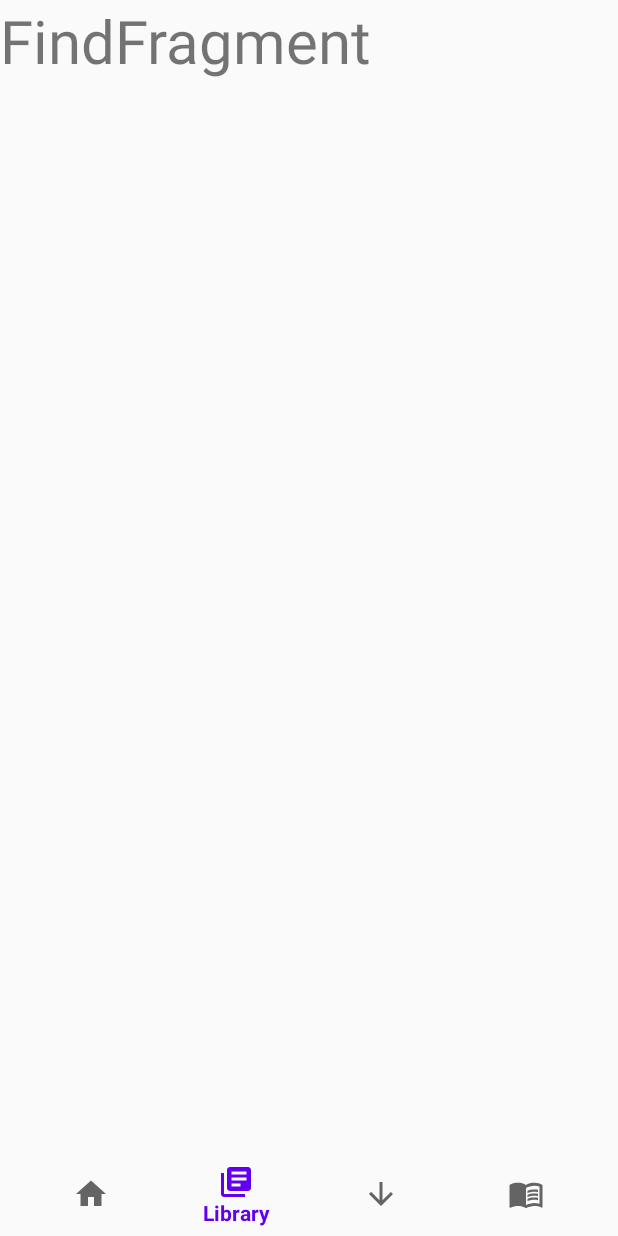
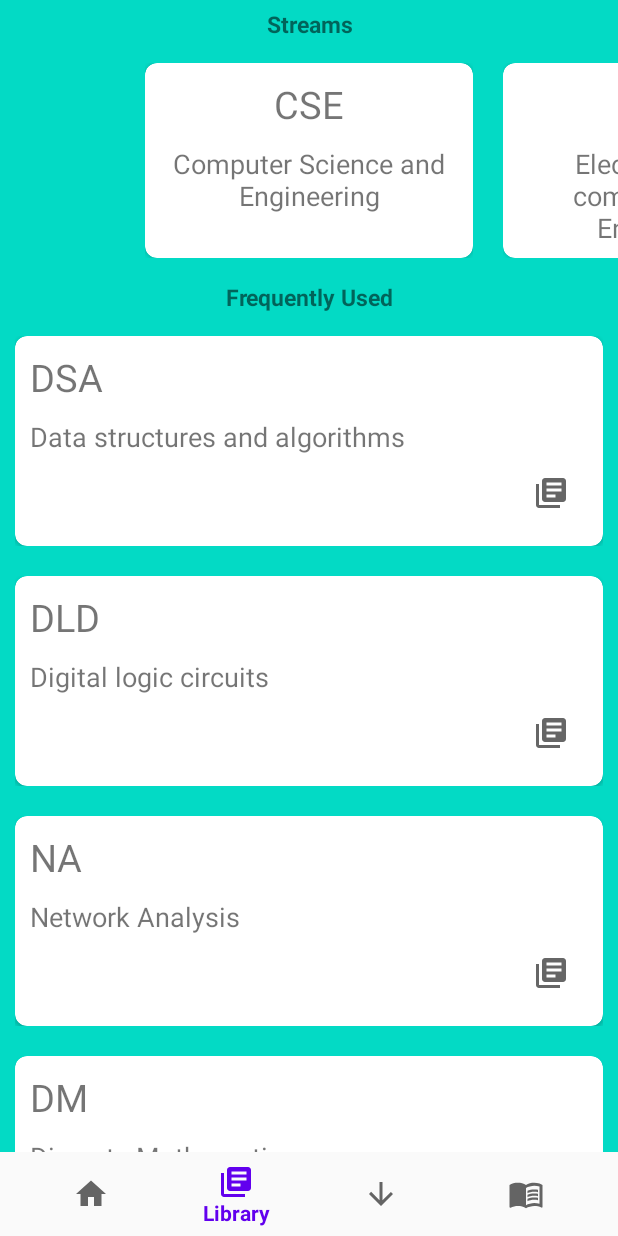
Before and after one commit to devNitw/libNitwStudent, an Android app: the MainActivity screen opened directly, with no data from a screen before it, item 2 of the bottom bar chosen, on a phone screen of 412 x 824 dp. Run offline under Robolectric (Android 15) with nearby library versions, the phone set to English and light mode, and no system bars.

Commit message:
library fragment completed

```diff
--- a/app/src/main/AndroidManifest.xml
+++ b/app/src/main/AndroidManifest.xml
@@ -16,5 +16,6 @@
                 <category android:name="android.intent.category.LAUNCHER" />
             </intent-filter>
         </activity>
+        <activity android:name=".Ui.MainActivity.Home.SyllabusCard" android:theme="@style/AppTheme.PopupCard"/>
     </application>
 </manifest>
--- a/app/src/main/java/com/example/librarynitwstudent/Adapters/Main/HomeRecyclerAdapter.java
+++ b/app/src/main/java/com/example/librarynitwstudent/Adapters/Main/HomeRecyclerAdapter.java
@@ -1,6 +1,7 @@
 package com.example.librarynitwstudent.Adapters.Main;
 
 import android.content.Context;
+import android.content.Intent;
 import android.view.LayoutInflater;
 import android.view.View;
 import android.view.ViewGroup;
@@ -14,6 +15,7 @@ import androidx.annotation.NonNull;
 import androidx.recyclerview.widget.RecyclerView;
 
 import com.example.librarynitwstudent.R;
+import com.example.librarynitwstudent.Ui.MainActivity.Home.SyllabusCard;
 import com.example.librarynitwstudent.models.Courses;
 
 import java.util.ArrayList;
@@ -52,7 +54,8 @@ public class HomeRecyclerAdapter extends RecyclerView.Adapter<RecyclerView.ViewH
         ((ViewHolder)holder).syllabus.setOnClickListener(new View.OnClickListener() {
             @Override
             public void onClick(View v) {
-                Toast.makeText(context,"Syllabus clicked",Toast.LENGTH_SHORT).show();
+                Intent i=new Intent(context, SyllabusCard.class);
+                context.startActivity(i);
             }
         });
     }
--- /dev/null
+++ b/app/src/main/java/com/example/librarynitwstudent/Adapters/Main/StreamViewPagerAdapter.java
@@ -0,0 +1,59 @@
+package com.example.librarynitwstudent.Adapters.Main;
+
+import android.content.Context;
+import android.view.LayoutInflater;
+import android.view.View;
+import android.view.ViewGroup;
+import android.widget.TextView;
+
+import androidx.annotation.NonNull;
+import androidx.viewpager.widget.PagerAdapter;
+
+import com.example.librarynitwstudent.R;
+import com.example.librarynitwstudent.models.Streams;
+
+import java.util.List;
+
+public class StreamViewPagerAdapter extends PagerAdapter {
+
+    private List<Streams> streams;
+    private LayoutInflater layoutInflater;
+    private Context context;
+
+    public StreamViewPagerAdapter(List<Streams> streams, Context context) {
+        this.streams = streams;
+        this.context = context;
+    }
+
+
+    @Override
+    public int getCount() {
+        return streams.size();
+    }
+
+    @Override
+    public boolean isViewFromObject(@NonNull View view, @NonNull Object object) {
+        return view.equals(object);
+    }
+
+    @NonNull
+    @Override
+    public Object instantiateItem(@NonNull ViewGroup container, int position) {
+        layoutInflater =LayoutInflater.from(context);
+        View view =layoutInflater.inflate(R.layout.stream_cards,container,false);
+        TextView Name=view.findViewById(R.id.StreamName);
+        TextView details=view.findViewById(R.id.StreamDetails);
+
+        Name.setText(streams.get(position).getStreamName());
+        details.setText(streams.get(position).getStreamDetail());
+
+        container.addView(view,0);
+        return view;
+    }
+
+    @Override
+    public void destroyItem(@NonNull ViewGroup container, int position, @NonNull Object object) {
+        container.removeView((View) object);
+    }
+
+}
--- a/app/src/main/java/com/example/librarynitwstudent/Ui/MainActivity/Home/HomeFragment.java
+++ b/app/src/main/java/com/example/librarynitwstudent/Ui/MainActivity/Home/HomeFragment.java
@@ -1,4 +1,4 @@
-package com.example.librarynitwstudent.Ui.MainActivity;
+package com.example.librarynitwstudent.Ui.MainActivity.Home;
 
 import android.os.Bundle;
 import android.view.LayoutInflater;
--- a/app/src/main/java/com/example/librarynitwstudent/Ui/MainActivity/Home/SyllabusCard.java
+++ b/app/src/main/java/com/example/librarynitwstudent/Ui/MainActivity/Home/SyllabusCard.java
@@ -1,4 +1,38 @@
 package com.example.librarynitwstudent.Ui.MainActivity.Home;
 
-public class SyllabusCard {
+import android.app.Activity;
+import android.content.Intent;
+import android.graphics.Color;
+import android.graphics.drawable.ColorDrawable;
+import android.os.Bundle;
+import android.util.DisplayMetrics;
+import android.view.Gravity;
+import android.view.WindowManager;
+
+import androidx.annotation.Nullable;
+
+import com.example.librarynitwstudent.R;
+
+public class SyllabusCard extends Activity {
+
+    @Override
+    protected void onCreate(@Nullable Bundle savedInstanceState) {
+        super.onCreate(savedInstanceState);
+        setContentView(R.layout.syllabus_card);
+        setLayout();
+    }
+    void setLayout(){
+        getWindow().setBackgroundDrawable(new ColorDrawable(Color.TRANSPARENT));
+        DisplayMetrics dm=new DisplayMetrics();
+        getWindowManager().getDefaultDisplay().getMetrics(dm);
+
+        int width=dm.widthPixels;
+        int height=dm.heightPixels;
+
+        WindowManager.LayoutParams wlp=getWindow().getAttributes();
+        getWindow().setAttributes(wlp);
+
+        getWindow().setLayout((int) (width*0.9),WindowManager.LayoutParams.WRAP_CONTENT);
+        getWindow().setGravity(Gravity.CENTER);
+    }
 }
--- a/app/src/main/java/com/example/librarynitwstudent/Ui/MainActivity/LibraryFragment.java
+++ b/app/src/main/java/com/example/librarynitwstudent/Ui/MainActivity/LibraryFragment.java
@@ -8,14 +8,68 @@ import android.view.ViewGroup;
 import androidx.annotation.NonNull;
 import androidx.annotation.Nullable;
 import androidx.fragment.app.Fragment;
+import androidx.lifecycle.Observer;
+import androidx.lifecycle.ViewModelProviders;
+import androidx.recyclerview.widget.LinearLayoutManager;
+import androidx.recyclerview.widget.RecyclerView;
+import androidx.viewpager.widget.ViewPager;
 
+import com.example.librarynitwstudent.Adapters.Main.HomeRecyclerAdapter;
+import com.example.librarynitwstudent.Adapters.Main.StreamViewPagerAdapter;
 import com.example.librarynitwstudent.R;
+import com.example.librarynitwstudent.models.Courses;
+import com.example.librarynitwstudent.models.Streams;
+import com.example.librarynitwstudent.viewModels.HomeFragmentViewModel;
+
+import java.util.ArrayList;
+import java.util.List;
 
 public class LibraryFragment extends Fragment {
+
+    ViewPager viewPager;
+    StreamViewPagerAdapter adapter;
+    List<Streams> data;
+    private RecyclerView recyclerView;
+    private HomeFragmentViewModel frequentlyUsedViewModel;
+    private HomeRecyclerAdapter recyclerAdapter;
+
     @Nullable
     @Override
     public View onCreateView(@NonNull LayoutInflater inflater, @Nullable ViewGroup container, @Nullable Bundle savedInstanceState) {
         View view=inflater.inflate(R.layout.fragment_library,container,false);
+        data=new ArrayList<>();
+        data.add(new Streams("CSE","Computer Science and Engineering"));
+        data.add(new Streams("ECE","Electronics and communication Engineering"));
+        data.add(new Streams("EEE","Electrical Engineering"));
+        data.add(new Streams("ME","Mechanical Engineering"));
+        data.add(new Streams("CE","Civil Engineering"));
+
+        adapter=new StreamViewPagerAdapter(data,getContext());
+        viewPager=view.findViewById(R.id.StreamPager);
+        viewPager.setAdapter(adapter);
+
+        viewPager.setPadding(130,0,130,0);
+
+        frequentlyUsedViewModel = ViewModelProviders.of(this).get(HomeFragmentViewModel.class);
+        frequentlyUsedViewModel.init();
+        recyclerView=view.findViewById(R.id.frequently_used_recycler_view);
+        frequentlyUsedViewModel.getAllCourses().observe(this, new Observer<List<Courses>>() {
+            @Override
+            public void onChanged(List<Courses> courses) {
+                recyclerAdapter.notifyDataSetChanged();
+            }
+        });
+        initRecyclerView();
+
+
+
+
         return view;
     }
+    private void initRecyclerView(){
+        recyclerAdapter=new HomeRecyclerAdapter(getContext(),frequentlyUsedViewModel.getAllCourses().getValue());
+        RecyclerView.LayoutManager layoutManager= new LinearLayoutManager(getContext());
+        recyclerView.setLayoutManager(layoutManager);
+        recyclerView.setAdapter(recyclerAdapter);
+    }
 }
--- a/app/src/main/java/com/example/librarynitwstudent/Ui/MainActivity/MainActivity.java
+++ b/app/src/main/java/com/example/librarynitwstudent/Ui/MainActivity/MainActivity.java
@@ -10,6 +10,7 @@ import android.view.MenuItem;
 
 import com.example.librarynitwstudent.Adapters.Main.MainFragmentAdapter;
 import com.example.librarynitwstudent.R;
+import com.example.librarynitwstudent.Ui.MainActivity.Home.HomeFragment;
 import com.google.android.material.bottomnavigation.BottomNavigationView;
 
 public class MainActivity extends AppCompatActivity {
@@ -22,7 +23,7 @@ public class MainActivity extends AppCompatActivity {
         setContentView(R.layout.activity_main);
         fragmentAdapter=new MainFragmentAdapter(getSupportFragmentManager());
         viewPager=findViewById(R.id.main_container);
-        BottomNavigationView bottomNav = findViewById(R.id.nav_view);
+        final BottomNavigationView bottomNav = findViewById(R.id.nav_view);
         bottomNav.setOnNavigationItemSelectedListener(navListener);
 
         fragmentAdapter.AddFragment(new HomeFragment(),"Home");
@@ -31,6 +32,7 @@ public class MainActivity extends AppCompatActivity {
         fragmentAdapter.AddFragment(new OfflineFragment(),"Saved");
 
         viewPager.setAdapter(fragmentAdapter);
+
 
     }
     private BottomNavigationView.OnNavigationItemSelectedListener navListener =
--- /dev/null
+++ b/app/src/main/java/com/example/librarynitwstudent/models/Streams.java
@@ -0,0 +1,27 @@
+package com.example.librarynitwstudent.models;
+
+public class Streams {
+    private String StreamName;
+    private String StreamDetail;
+
+    public Streams(String name, String detail) {
+        this.StreamName = name;
+        this.StreamDetail = detail;
+    }
+
+    public String getStreamName() {
+        return StreamName;
+    }
+
+    public void setStreamName(String streamName) {
+        StreamName = streamName;
+    }
+
+    public String getStreamDetail() {
+        return StreamDetail;
+    }
+
+    public void setStreamDetail(String streamDetail) {
+        StreamDetail = streamDetail;
+    }
+}
--- a/app/src/main/res/layout/fragment_home.xml
+++ b/app/src/main/res/layout/fragment_home.xml
@@ -1,7 +1,8 @@
 <?xml version="1.0" encoding="utf-8"?>
 <androidx.constraintlayout.widget.ConstraintLayout
     xmlns:android="http://schemas.android.com/apk/res/android" android:layout_width="match_parent"
-    android:layout_height="match_parent">
+    android:layout_height="match_parent"
+    android:background="@color/colorAccent">
     <androidx.recyclerview.widget.RecyclerView
         android:id="@+id/home_recycler_view"
         android:layout_width="match_parent"
--- a/app/src/main/res/layout/fragment_library.xml
+++ b/app/src/main/res/layout/fragment_library.xml
@@ -1,12 +1,42 @@
 <?xml version="1.0" encoding="utf-8"?>
-<androidx.constraintlayout.widget.ConstraintLayout
+<LinearLayout
     xmlns:android="http://schemas.android.com/apk/res/android" android:layout_width="match_parent"
-    android:layout_height="match_parent">
+    android:layout_height="match_parent"
+    android:orientation="vertical"
+    android:background="@color/colorAccent">
+
     <TextView
         android:layout_width="match_parent"
+        android:layout_height="wrap_content"
+        android:text="Streams"
+        android:textSize="15dp"
+        android:textStyle="bold"
+        android:gravity="center"
+        android:padding="5dp"
+        />
+      <androidx.viewpager.widget.ViewPager
+    android:foregroundGravity="center"
+    android:id="@+id/StreamPager"
+    android:layout_centerInParent="true"
+    android:overScrollMode="never"
+    android:isScrollContainer="true"
+    android:clipToPadding="false"
+    android:layout_width="match_parent"
+    android:layout_height="150dp"
+    />
+
+    <TextView
+        android:layout_width="match_parent"
+        android:layout_height="wrap_content"
+        android:text="Frequently Used"
+        android:textSize="15dp"
+        android:textStyle="bold"
+        android:gravity="center"
+        android:padding="5dp"
+        />
+    <androidx.recyclerview.widget.RecyclerView
+        android:id="@+id/frequently_used_recycler_view"
+        android:layout_width="match_parent"
         android:layout_height="match_parent"
-        android:textSize="40dp"
-        android:text="FindFragment"
         />
-
-</androidx.constraintlayout.widget.ConstraintLayout>
+</LinearLayout>
--- /dev/null
+++ b/app/src/main/res/layout/stream_cards.xml
@@ -0,0 +1,43 @@
+<?xml version="1.0" encoding="utf-8"?>
+<RelativeLayout xmlns:android="http://schemas.android.com/apk/res/android"
+    android:layout_width="match_parent"
+    android:layout_height="wrap_content"
+    xmlns:app="http://schemas.android.com/apk/res-auto"
+    android:padding="10dp"
+    android:layout_margin="8dp"
+    android:id="@+id/view"
+    >
+    <androidx.cardview.widget.CardView
+        android:layout_width="match_parent"
+        android:layout_height="140dp"
+        app:cardCornerRadius="8dp"
+        >
+        <LinearLayout
+            android:layout_gravity="center"
+            android:layout_width="match_parent"
+            android:layout_height="match_parent"
+            android:orientation="vertical"
+            >
+            <TextView
+                android:id="@+id/StreamName"
+                android:textSize="25dp"
+                android:padding="10dp"
+                android:layout_width="match_parent"
+                android:layout_height="wrap_content"
+                android:text="Course name"
+                android:gravity="center"
+                />
+            <TextView
+                android:id="@+id/StreamDetails"
+                android:textSize="18dp"
+                android:paddingHorizontal="10dp"
+                android:layout_width="match_parent"
+                android:layout_height="wrap_content"
+                android:text="Course Details"
+                android:gravity="center"
+                />
+        </LinearLayout>
+    </androidx.cardview.widget.CardView>
+
+
+</RelativeLayout>
--- a/app/src/main/res/values/styles.xml
+++ b/app/src/main/res/values/styles.xml
@@ -12,4 +12,12 @@
     <item name="android:paddingVertical">8dp</item>
     <item name="android:background">@drawable/authentication_custom_views</item>
     </style>
+
+    <style name="AppTheme.PopupCard">
+
+        <item name="android:windowIsTranslucent">true</item>
+        <item name="android:windowIsFloating">true</item>
+        <item name ="android:windowCloseOnTouchOutside">true</item>
+
+    </style>
 </resources>
```
Also changed, not shown: 205 other files.
